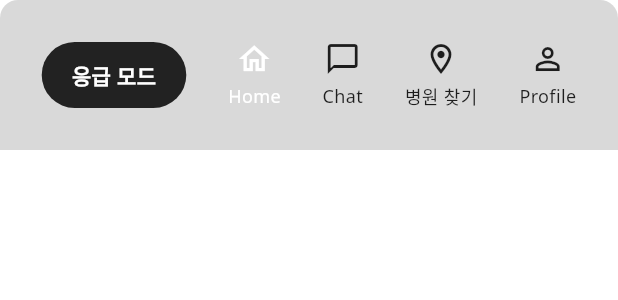
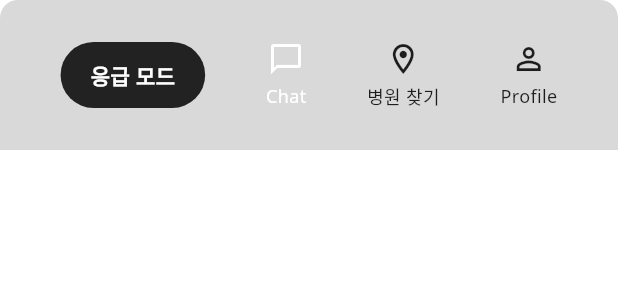
Before and after one commit to quad-S-HeartSignal/heartsignal-client, a Flutter app: the CustomBottomNavBar widget shown alone on an empty page, opened directly with empty values, on a phone screen of 412 x 824 dp. Shown: the top 300 px of the screen. Run offline on Flutter 3.47's test engine with Material 3 defaults, Android fonts, the phone set to English and light mode, and no system bars; our stand-ins replace flutter_secure_storage, geolocator, go_router, google_fonts, google_maps_flutter; missing offline and left inert: flutter_web_auth_2; accounts and stored records are empty.

Commit message:
fix: restore navbar #4

```diff
--- a/lib/router.dart
+++ b/lib/router.dart
@@ -6,7 +6,7 @@ import 'screens/signup_step2_birthdate_screen.dart';
 import 'screens/completion_screen.dart';
 import 'screens/onboarding_step1_screen.dart';
 import 'screens/onboarding_step2_screen.dart';
-import 'screens/chat_screen.dart';
+import 'screens/root_screen.dart';
 import 'screens/emergency_screen.dart';
 import 'screens/hospital_map_screen.dart';
 
@@ -16,7 +16,7 @@ final router = GoRouter(
     GoRoute(path: '/', builder: (context, state) => const IntroScreen()),
     GoRoute(path: '/login', builder: (context, state) => const LoginScreen()),
     GoRoute(
-      path: '/signup/guardian', // Adjusted to match my implementation
+      path: '/signup/guardian',
       builder: (context, state) => const SignupStep1GuardianScreen(),
     ),
     GoRoute(
@@ -27,7 +27,7 @@ final router = GoRouter(
       path: '/completion',
       builder: (context, state) => const CompletionScreen(),
     ),
-    GoRoute(path: '/chat', builder: (context, state) => const ChatScreen()),
+    GoRoute(path: '/chat', builder: (context, state) => const RootScreen()),
     GoRoute(
       path: '/emergency',
       builder: (context, state) => const EmergencyScreen(),
--- a/lib/screens/login_screen.dart
+++ b/lib/screens/login_screen.dart
@@ -43,7 +43,6 @@ class LoginScreen extends StatelessWidget {
                 textAlign: TextAlign.center,
               ),
               const Spacer(),
-              // Placeholder for the 3D Robot Image
               Center(
                 child: Container(
                   width: 200,
--- a/lib/screens/profile_screen.dart
+++ b/lib/screens/profile_screen.dart
@@ -187,7 +187,7 @@ class ProfileScreen extends StatelessWidget {
               ),
             ],
           ),
-          const SizedBox(height: 100), // Spacer for CustomBottomNavBar
+          const SizedBox(height: 40),
         ],
       ),
     );
--- a/lib/widgets/custom_bottom_nav_bar.dart
+++ b/lib/widgets/custom_bottom_nav_bar.dart
@@ -16,12 +16,10 @@ class CustomBottomNavBar extends StatelessWidget {
   @override
   Widget build(BuildContext context) {
     return Container(
-      height: 100, // Keep height for the big button
-      padding: EdgeInsets.only(
-        bottom: MediaQuery.of(context).padding.bottom,
-      ), // Respect Safe Area
+      height: 100,
+      padding: EdgeInsets.only(bottom: MediaQuery.of(context).padding.bottom),
       decoration: BoxDecoration(
-        color: const Color(0xFFD9D9D9), // Light grey background
+        color: const Color(0xFFD9D9D9),
         borderRadius: currentIndex == 1
             ? BorderRadius.zero
             : const BorderRadius.only(
@@ -29,17 +27,15 @@ class CustomBottomNavBar extends StatelessWidget {
                 topRight: Radius.circular(12),
               ),
       ),
-      // Margin removed to attach to bottom
       child: Row(
         mainAxisAlignment: MainAxisAlignment.spaceEvenly,
         children: [
-          // Emergency Button
           GestureDetector(
             onTap: onEmergencyTap,
             child: Container(
               padding: const EdgeInsets.symmetric(horizontal: 20, vertical: 12),
               decoration: BoxDecoration(
-                color: const Color(0xFF222222), // Dark pill
+                color: const Color(0xFF222222),
                 borderRadius: BorderRadius.circular(30),
               ),
               child: Text(
@@ -54,18 +50,17 @@ class CustomBottomNavBar extends StatelessWidget {
             ),
           ),
           // Navigation Items
-          _buildNavItem(icon: Icons.home_outlined, label: 'Home', index: 0),
           _buildNavItem(
             icon: Icons.chat_bubble_outline,
             label: 'Chat',
-            index: 1,
+            index: 0,
           ),
           _buildNavItem(
             icon: Icons.location_on_outlined,
             label: '병원 찾기',
-            index: 2,
+            index: 1,
           ),
-          _buildNavItem(icon: Icons.person_outline, label: 'Profile', index: 3),
+          _buildNavItem(icon: Icons.person_outline, label: 'Profile', index: 2),
 
           // profile
         ],
```
Also changed, not shown: lib/screens/chat_screen.dart (+11 -23 lines), lib/screens/root_screen.dart (added, +44 -0 lines).
